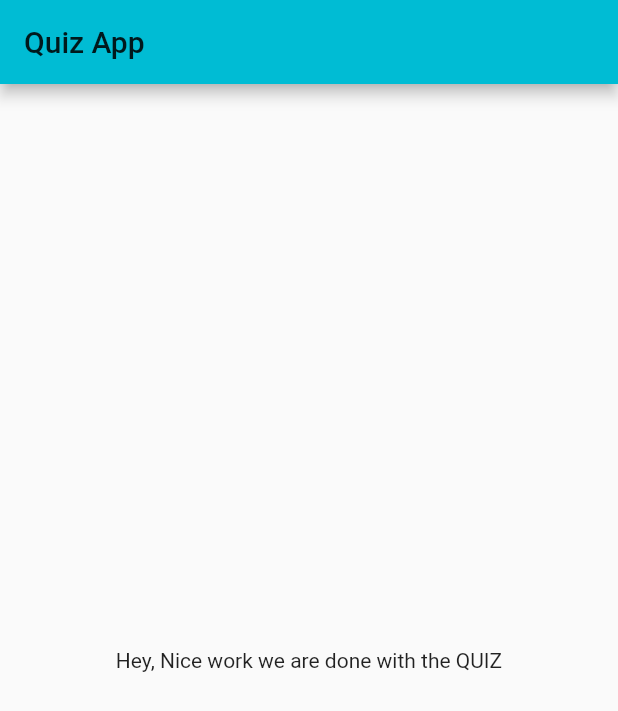
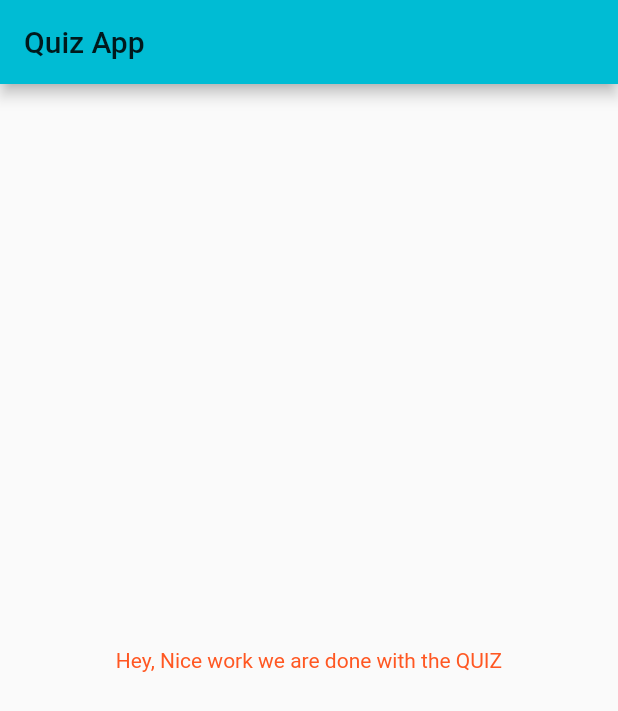
Before and after one commit to tarunsunny3/Flutter-Quiz-App, a Flutter app: the screen it shows after launch, after a tap on "Tarun", after a tap on "Blue", after a tap on "Dog", on a phone screen of 412 x 824 dp. Shown: the top 711 px of the screen. Run offline on Flutter 3.47's test engine with Material 2 defaults, Android fonts, the phone set to English and light mode, and no system bars.

```diff
--- a/lib/main.dart
+++ b/lib/main.dart
@@ -61,7 +61,7 @@ class _MyAppState extends State<MyApp> {
         body: _curr < questions.length
             ? Quiz(questions, _curr, _checkAnswer)
             : Center(
-                child: Text("Hey, Nice work we are done with the QUIZ"),
+                child: Text("Hey, Nice work we are done with the QUIZ", style: TextStyle(color: Colors.deepOrange)),
               ),
       ),
     );
```
Also changed, not shown: 1 other file.
